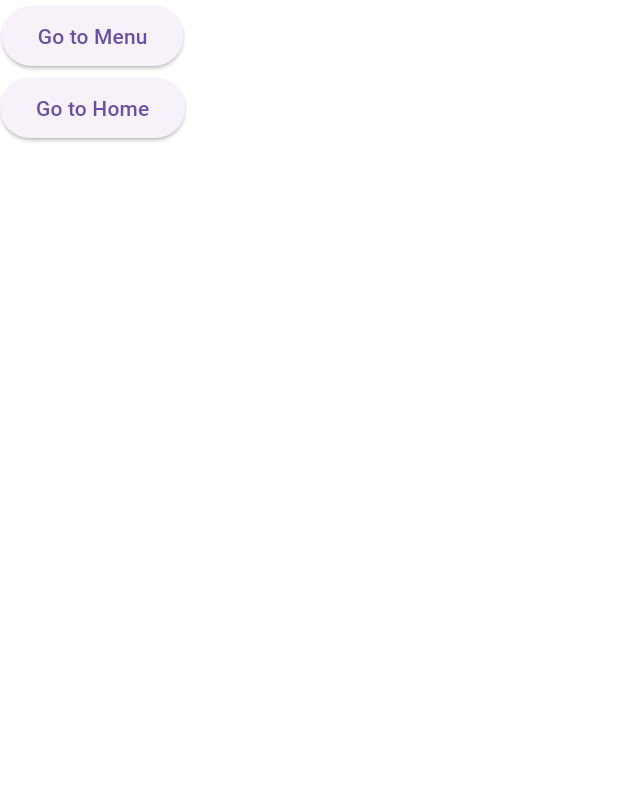
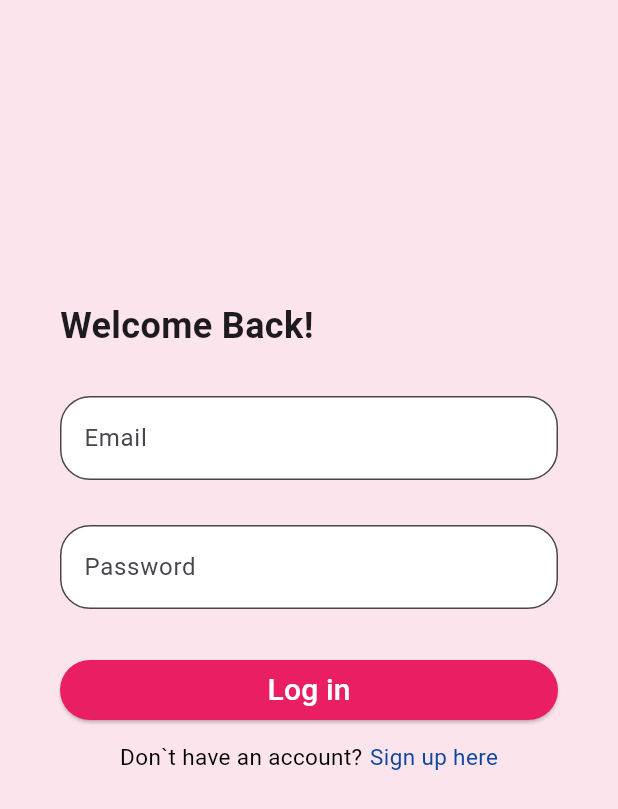
Before and after one commit to jennyerilla02/frontweunis, a Flutter app: the screen it shows after launch, on a phone screen of 412 x 824 dp. Shown: the top 809 px of the screen. Run offline on Flutter 3.47's test engine with Material 3 defaults, Android fonts, the phone set to English and light mode, and no system bars.

Commit message:
update signup and login

```diff
--- a/lib/main.dart
+++ b/lib/main.dart
@@ -1,13 +1,19 @@
 import 'package:flutter/material.dart';
 import 'package:unis/home.dart';
 import 'package:unis/pages/dashboard.dart';
+import 'package:unis/pages/login.dart';
 import 'package:unis/pages/menu.dart';
+import 'package:unis/pages/signup.dart';
 
 
 void main() => runApp(MaterialApp(
+  initialRoute: '/login',
     routes:{
       '/' : (context) => Dashboard(),
       '/menu' : (context) => Menu(),
       '/home' : (context) => Home(),
+      '/signup' : (context) => Signup(),
+      '/login' : (context) => Login()
+
     }
   ));
--- a/lib/pages/dashboard.dart
+++ b/lib/pages/dashboard.dart
@@ -28,6 +28,7 @@ class _DashboardState extends State<Dashboard> {
           },
                child: Text('Go to Home'),
              ),
+
             ],
           ),
 
--- /dev/null
+++ b/lib/pages/login.dart
@@ -0,0 +1,129 @@
+import 'package:flutter/material.dart';
+class Login extends StatefulWidget {
+  const Login({super.key});
+
+  @override
+  State<Login> createState() => _LoginState();
+}
+
+class _LoginState extends State<Login> {
+  final formKey = GlobalKey<FormState>();
+  String email = '';
+  String password = '';
+
+  @override
+  Widget build(BuildContext context) {
+    return Scaffold(
+      backgroundColor: Colors.pink[50],
+      body: SafeArea(
+        child: Padding (
+          padding: EdgeInsets.fromLTRB(40.0, 200.0, 40.0, 0),
+          child: Column(
+            crossAxisAlignment: CrossAxisAlignment.start,
+            children: <Widget> [
+              Text(
+                'Welcome Back!',
+                style: TextStyle(
+                  fontWeight: FontWeight.w700,
+                  fontSize: 24.0,
+                ),
+              ),
+              SizedBox(height: 30.0,),
+              Form(
+                key:  formKey,
+                child: Column(
+                  crossAxisAlignment: CrossAxisAlignment.stretch,
+                  children: <Widget>[
+                    TextFormField(
+                        keyboardType: TextInputType.emailAddress,
+                        decoration: InputDecoration(
+                          fillColor: Colors.white,
+                          filled: true,
+                          label: Text('Email'),
+                          border: OutlineInputBorder(
+                            borderRadius: BorderRadius.circular(20.0),
+                          ),
+                        ),
+                        validator: (value){
+                          if(value == null|| value.isEmpty){
+                            return 'Provide a valid email';
+                          }
+                          return null;
+                        },
+                        onSaved: (value){
+                          email = value!;
+                        }
+                    ),
+                    SizedBox(height: 30),
+                    TextFormField(
+                        obscureText: true,
+                        decoration: InputDecoration(
+                          fillColor: Colors.white,
+                          filled: true,
+                          label: Text('Password',),
+                          border: OutlineInputBorder(
+                            borderRadius: BorderRadius.circular(20.0),
+                          ),
+                        ),
+                        validator: (value){
+                          if(value == null|| value.isEmpty){
+                            return 'Provide a password';
+                          }
+                          return null;
+                        },
+                        onSaved: (value){
+                          password = value!;
+                        }
+                    ),
+                    SizedBox(height: 30,),
+                    ElevatedButton(onPressed: (){
+                      if(formKey.currentState!.validate()){
+                        formKey.currentState!.save();
+                        print(email);
+                        print(password);
+                      }
+                    },
+                      child: Text('Log in',
+                        style: TextStyle(
+                          fontSize: 20.0,
+                        ),
+                      ),
+                      style: ElevatedButton.styleFrom(
+                        backgroundColor: Colors.pink,
+                        foregroundColor: Colors.white,
+                      ),
+                    ),
+                    SizedBox(height: 10.0,),
+                    Row(
+                      mainAxisAlignment: MainAxisAlignment.center,
+                      children: <Widget> [
+                        Text(
+                          'Don`t have an account?',
+                          style: TextStyle(
+                            fontSize: 15.0,
+                            color: Colors.black,
+                          ),
+                        ),
+                        SizedBox(width: 5.0,),
+                        InkWell(
+                          child: Text(
+                            'Sign up here',
+                            style: TextStyle(
+                                fontSize: 15.0,
+                                color: Colors.blue[900]
+                            ),
+                          ),
+                          onTap: ()=> Navigator.popAndPushNamed(context, '/signup'),
+                        ),
+                      ],
+                    )
+                  ],
+                ),
+              ),
+            ],
+          ),
+        ),
+      ),
+    );
+  }
+}
```
Also changed, not shown: lib/pages/signup.dart (added, +172 -0 lines).
